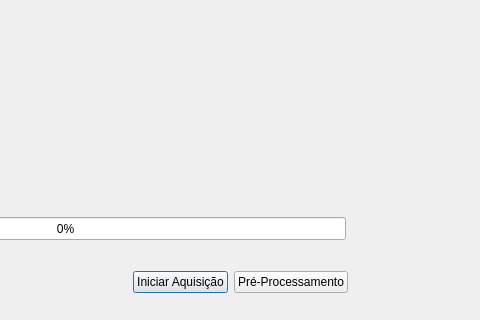
This is software/aquisitionDialog.ui in APCASE/EMG-Preprocessing as Qt 5 draws it before an edit; both pictures show x 215 to 695 and y 343 to 663 of the 912 by 663 pixel window. The edited form follows.
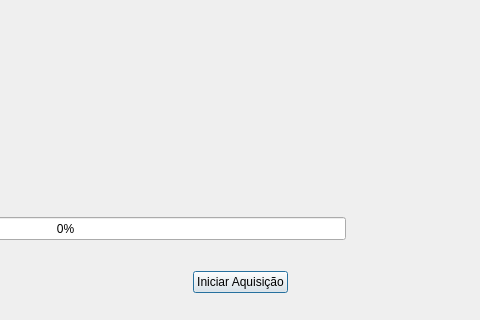
This is the edited form. Custom widgets are drawn as their Qt base class.

What changed in the file:
```diff
--- a/software/aquisitionDialog.ui
+++ b/software/aquisitionDialog.ui
@@ -53,13 +53,6 @@
       </property>
      </widget>
     </item>
-    <item>
-     <widget class="QPushButton" name="pushButtonPreProcessing">
-      <property name="text">
-       <string>Pré-Processamento</string>
-      </property>
-     </widget>
-    </item>
     <item>
      <spacer name="horizontalSpacer_2">
       <property name="orientation">
```
Left out of the diff: 2 changed lines with no effect on the pictures.
